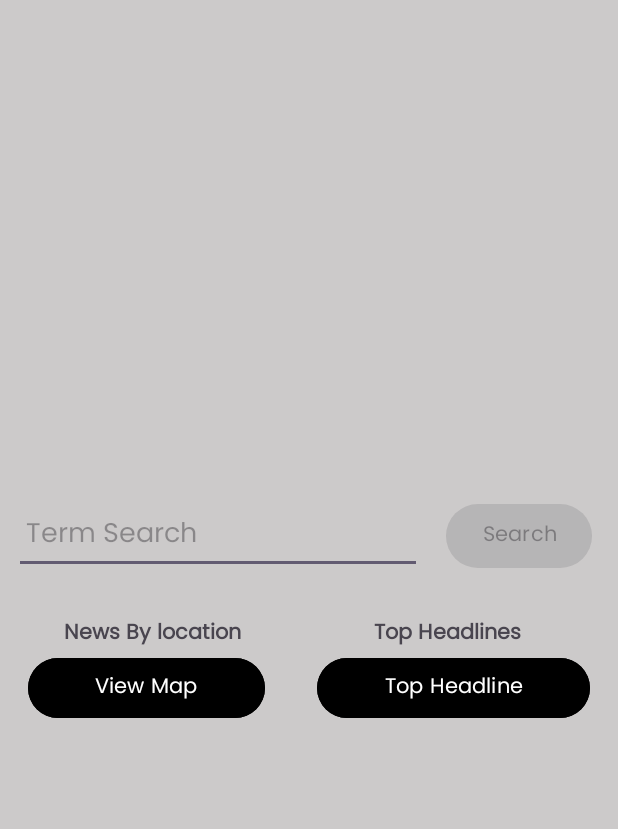
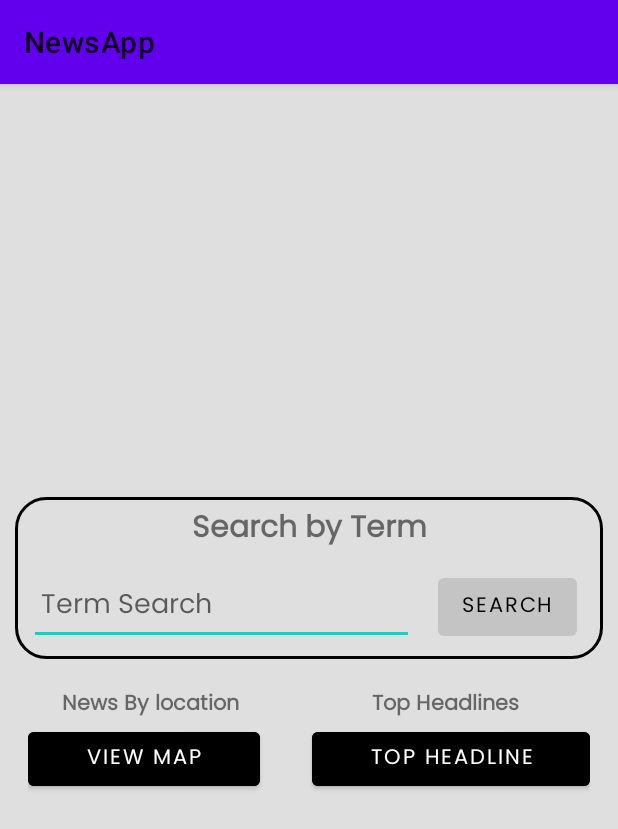
Before and after one commit to ravigavade/Location-Based-NewsApp, an Android app: the screen it shows after launch (MainActivity), on a phone screen of 412 x 824 dp. Shown: the top 829 px of the screen. Run offline under Robolectric (Android 15) with nearby library versions, the phone set to English and light mode, and no system bars.

Commit message:
final push

```diff
--- a/app/src/main/java/com/csaim/apicallinglearnings/AllSourceScreenManager.kt
+++ b/app/src/main/java/com/csaim/apicallinglearnings/AllSourceScreenManager.kt
@@ -17,11 +17,11 @@ class AllSourceScreenManager {
         builder.addInterceptor(loggingInterceptor)
         okHttpClient=builder.build()
     }
-    suspend fun retrieveSourceNews(apikey:String): List<AllSourcesScreenData>
+    suspend fun retrieveSourceNews(apikey:String,q:String): List<AllSourcesScreenData>
     {
         val request= Request.Builder()
 //            .url("https://newsapi.org/v2/sources?q=hockey&category=$category&language=en")
-            .url("https://newsapi.org/v2/top-headlines?language=en")
+            .url("https://newsapi.org/v2/everything?language=en&q=$q")
             .header("authorization","Bearer $apikey")
             .get()
             .build()
--- a/app/src/main/java/com/csaim/apicallinglearnings/MainActivity.kt
+++ b/app/src/main/java/com/csaim/apicallinglearnings/MainActivity.kt
@@ -27,11 +27,10 @@ class MainActivity : AppCompatActivity() {
         setContentView(binding.root)
 
         binding.tvNews.addTextChangedListener(object: TextWatcher {
-            override fun beforeTextChanged(s: CharSequence?, start: Int, count: Int, after: Int) {
+            override fun beforeTextChanged(s:CharSequence?,start:Int,count:Int,after:Int) {
                 //
             }
-            //main thing as of 1st submission
-            override fun onTextChanged(s: CharSequence?, start: Int, before: Int, count: Int) {
+            override fun onTextChanged(s:CharSequence?,start:Int,before:Int,count:Int) {
                 binding.btnSearch.isEnabled=!s.isNullOrEmpty()
             }
             override fun afterTextChanged(s: Editable?) {
--- a/app/src/main/java/com/csaim/apicallinglearnings/SourceScreenData.kt
+++ b/app/src/main/java/com/csaim/apicallinglearnings/SourceScreenData.kt
@@ -3,4 +3,5 @@ package com.csaim.apicallinglearnings
 data class SourceScreenData(
     val sourceName:String,
     val sourceDescription :String,
+    val sourceUrl:String
 )
--- a/app/src/main/java/com/csaim/apicallinglearnings/SourceScreenManager.kt
+++ b/app/src/main/java/com/csaim/apicallinglearnings/SourceScreenManager.kt
@@ -40,12 +40,13 @@ class SourceScreenManager {
 
                 val name=currentSource.getString("name")
                 val description=currentSource.getString("description")
-//                val url=currentSource.getString("url")
+                val url=currentSource.getString("url")
 
                 Log.d("Sources","the source is $source")
                 val sourceScreenData=SourceScreenData(
                     sourceName = name,
                     sourceDescription = description,
+                    sourceUrl = url
                 )
                 sourceScreenDataList.add(sourceScreenData)
             }
--- a/app/src/main/res/drawable/border.xml
+++ b/app/src/main/res/drawable/border.xml
@@ -2,9 +2,9 @@
 <shape xmlns:android="http://schemas.android.com/apk/res/android">
 
     <stroke
-        android:color="@color/green"
+        android:color="@color/black"
         android:width="2dp"/>
     <corners
-        android:radius="9dp"
+        android:radius="20dp"
         />
 </shape>
--- a/app/src/main/res/layout/activity_main.xml
+++ b/app/src/main/res/layout/activity_main.xml
@@ -5,11 +5,30 @@
     xmlns:app="http://schemas.android.com/apk/res-auto"
     xmlns:tools="http://schemas.android.com/tools"
     android:id="@+id/main"
-    android:background="#CCCACA"
+    android:background="#DFDFDF"
     android:gravity="center"
     android:layout_width="match_parent"
     android:layout_height="match_parent"
     tools:context=".MainActivity">
+
+
+    <LinearLayout
+        android:layout_width="match_parent"
+        android:layout_height="wrap_content"
+        android:background="@drawable/border"
+        android:layout_marginHorizontal="10dp"
+
+        android:orientation="vertical">
+
+        <TextView
+            android:paddingTop="5dp"
+            android:layout_width="match_parent"
+            android:layout_height="wrap_content"
+            android:text="@string/search_by_term"
+            android:fontFamily="@font/poppins"
+            android:textStyle="bold"
+            android:gravity="center"
+            android:textSize="20sp"/>
 
         <LinearLayout
             android:layout_width="match_parent"
@@ -25,17 +44,21 @@
                 android:paddingHorizontal="8dp"
                 android:layout_width="wrap_content"
                 android:layout_height="match_parent"
-            android:hint="Term Search"/>
+                android:hint="@string/term_search"/>
             <Button
                 android:id="@+id/btnSearch"
                 android:text="Search"
                 android:enabled="false"
                 android:fontFamily="@font/poppins"
-
+                android:textColor="@color/black"
                 android:layout_marginHorizontal="8dp"
                 android:layout_width="wrap_content"
                 android:layout_height="match_parent"/>
         </LinearLayout>
+
+    </LinearLayout>
+
+
 
 
     <LinearLayout
@@ -56,11 +79,11 @@
                 android:textStyle="bold"
                 android:gravity="center"
                 android:layout_height="wrap_content"
-                android:text="News By location"/>
+                android:text="@string/news_by_location"/>
 
         <Button
             android:id="@+id/btnLocalNews"
-            android:text="View Map"
+            android:text="@string/view_map"
             android:backgroundTint="@color/black"
             android:fontFamily="@font/poppins"
 
@@ -74,7 +97,6 @@
             android:layout_width="wrap_content"
             android:layout_height="match_parent"
             android:layout_weight="1"
-
             android:layout_margin="9dp"
             android:orientation="vertical">
             <TextView
@@ -83,13 +105,13 @@
                 android:layout_height="wrap_content"
                 android:fontFamily="@font/poppins"
                 android:textStyle="bold"
-                android:text="Top Headlines"/>
+                android:text="@string/top_headlines"/>
 
 
 
             <Button
                 android:id="@+id/btnTopNews"
-                android:text="Top Headline"
+                android:text="@string/top_headline"
                 android:gravity="center"
                 android:backgroundTint="@color/black"
                 android:layout_marginLeft="8dp"
--- a/app/src/main/res/values/strings.xml
+++ b/app/src/main/res/values/strings.xml
@@ -1,6 +1,12 @@
 <resources>
-    <string name="app_name">ApicallingLearnings</string>
-    <string name="apiKey">dee3f096ee07460a99017b80395b3902</string>
+    <string name="app_name">NewsApp</string>
+    <string name="apiKey">8521b60bf5e2413f8a649f388cec1a07</string>
     <string name="title_activity_maps">MapsActivity</string>
+    <string name="news_by_location">News By location</string>
+    <string name="view_map">View Map</string>
+    <string name="top_headlines">Top Headlines</string>
+    <string name="top_headline">Top Headline</string>
+    <string name="term_search">Term Search</string>
+    <string name="search_by_term">Search by Term</string>
     <!--    <string name="title_activity_maps">MapsActivity</string>-->
 </resources>
--- a/app/src/main/res/values/themes.xml
+++ b/app/src/main/res/values/themes.xml
@@ -1,9 +1,8 @@
 <resources xmlns:tools="http://schemas.android.com/tools">
     <!-- Base application theme. -->
-    <style name="Base.Theme.ApicallingLearnings" parent="Theme.Material3.DayNight.NoActionBar">
-        <!-- Customize your light theme here. -->
-        <!-- <item name="colorPrimary">@color/my_light_primary</item> -->
+    <style name="Theme.ApicallingLearnings" parent="Theme.MaterialComponents.DayNight">
+        <!-- Customize your theme here -->
     </style>
 
-    <style name="Theme.ApicallingLearnings" parent="Base.Theme.ApicallingLearnings" />
+
 </resources>
```
Also changed, not shown: app/src/main/java/com/csaim/apicallinglearnings/AllSourceScreenAdapter.kt (+7 -7 lines), app/src/main/java/com/csaim/apicallinglearnings/AllSourcesScreen.kt (+19 -13 lines), app/src/main/java/com/csaim/apicallinglearnings/MapsActivity.kt (+23 -11 lines), app/src/main/java/com/csaim/apicallinglearnings/SourceScreen.kt (+23 -13 lines), app/src/main/java/com/csaim/apicallinglearnings/SourceScreenAdapter.kt (+11 -0 lines), app/src/main/java/com/csaim/apicallinglearnings/TopHeadlines.kt (+60 -25 lines), app/src/main/res/layout/activity_all_sources_screen.xml (+8 -0 lines), app/src/main/res/layout/activity_maps.xml (+22 -2 lines), app/src/main/res/layout/activity_source_screen.xml (+15 -1 lines), app/src/main/res/layout/activity_top_headlines.xml (+55 -3 lines). Lines whose indentation alone changed are shown as unchanged.
